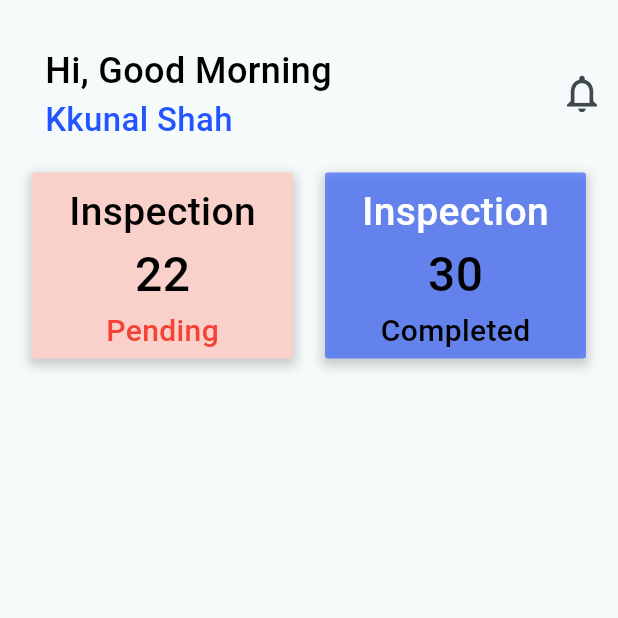
After one commit to deepoza14/distressed_property, a Flutter app: the HomePage screen opened directly, on a phone screen of 412 x 824 dp, the top half of it. The commit adds this screen. Run offline on Flutter 3.47's test engine with Material 2 defaults, Android fonts, the phone set to English and light mode, and no system bars; our stand-ins replace pinput; Roboto replaces fonts that are missing (Montserrat).

Commit message:
init commit

```diff
--- /dev/null
+++ b/lib/screens/homepage.dart
@@ -0,0 +1,157 @@
+import 'package:distressed_property/theme/textstyle.dart';
+import 'package:flutter/material.dart';
+
+class HomePage extends StatefulWidget {
+  const HomePage({super.key});
+
+  @override
+  State<HomePage> createState() => _HomePageState();
+}
+
+class _HomePageState extends State<HomePage> {
+  @override
+  Widget build(BuildContext context) {
+    return Scaffold(
+      body: SafeArea(
+        child: SingleChildScrollView(
+          child: Column(
+            children: [
+              Padding(
+                padding: const EdgeInsets.only(left: 30, top: 30),
+                child: Row(
+                  mainAxisAlignment: MainAxisAlignment.spaceBetween,
+                  children: [
+                    Expanded(
+                      child: Column(
+                        mainAxisAlignment: MainAxisAlignment.start,
+                        crossAxisAlignment: CrossAxisAlignment.start,
+                        children: [
+                          Text(
+                            "Hi, Good Morning",
+                            style: editTextStyle(
+                                fontSize: 24,
+                                fontWeight: FontWeight.w500,
+                                color: Colors.black),
+                          ),
+                          Text(
+                            "Kkunal Shah",
+                            style: editTextStyle(
+                                fontSize: 22,
+                                fontWeight: FontWeight.w500,
+                                color: const Color(0xff2454FF)),
+                          )
+                        ],
+                      ),
+                    ),
+                    IconButton(
+                        onPressed: () {},
+                        icon: const Icon(
+                          Icons.notifications_none,
+                          size: 30,
+                        ))
+                  ],
+                ),
+              ),
+              const SizedBox(
+                height: 20,
+              ),
+              Row(
+                mainAxisAlignment: MainAxisAlignment.spaceEvenly,
+                children: [
+                  Container(
+                    width: 174,
+                    height: 124,
+                    decoration: BoxDecoration(
+                      color: const Color(0xffFAD1CA),
+                      borderRadius: const BorderRadius.all(Radius.circular(2)),
+                      boxShadow: [
+                        BoxShadow(
+                          color: Colors.grey.withOpacity(0.5),
+                          spreadRadius: 2,
+                          blurRadius: 5,
+                          offset: const Offset(0, 3), // changes position of shadow
+                        ),
+                      ],
+                    ),
+                    child: Column(
+                      children: [
+                        const SizedBox(
+                          height: 8,
+                        ),
+                        Text(
+                          "Inspection",
+                          style: editTextStyle(
+                              fontSize: 26,
+                              fontWeight: FontWeight.w500,
+                              color: Colors.black),
+                        ),
+                        Text(
+                          "22",
+                          style: editTextStyle(
+                              fontSize: 32,
+                              fontWeight: FontWeight.w500,
+                              color: Colors.black),
+                        ),
+                        Text(
+                          "Pending",
+                          style: editTextStyle(
+                              fontSize: 20,
+                              fontWeight: FontWeight.w500,
+                              color: Colors.red),
+                        )
+                      ],
+                    ),
+                  ),
+                  Container(
+                    width: 174,
+                    height: 124,
+                    decoration: BoxDecoration(
+                      color: const Color(0x9e2454ff),
+                      borderRadius: const BorderRadius.all(Radius.circular(2)),
+                      boxShadow: [
+                        BoxShadow(
+                          color: Colors.grey.withOpacity(0.5),
+                          spreadRadius: 2,
+                          blurRadius: 5,
+                          offset: const Offset(0, 3), // changes position of shadow
+                        ),
+                      ],
+                    ),
+                    child: Column(
+                      children: [
+                        const SizedBox(
+                          height: 8,
+                        ),
+                        Text(
+                          "Inspection",
+                          style: editTextStyle(
+                              fontSize: 26,
+                              fontWeight: FontWeight.w500,
+                              color: Colors.white),
+                        ),
+                        Text(
+                          "30",
+                          style: editTextStyle(
+                              fontSize: 32,
+                              fontWeight: FontWeight.w500,
+                              color: Colors.black),
+                        ),
+                        Text(
+                          "Completed",
+                          style: editTextStyle(
+                              fontSize: 20,
+                              fontWeight: FontWeight.w500,
+                              color: Colors.black),
+                        )
+                      ],
+                    ),
+                  ),
+                ],
+              ),
+            ],
+          ),
+        ),
+      ),
+    );
+  }
+}
--- a/lib/screens/otp_screen.dart
+++ b/lib/screens/otp_screen.dart
@@ -1,5 +1,6 @@
 import 'dart:async';
 
+import 'package:distressed_property/screens/homepage.dart';
 import 'package:distressed_property/theme/color_theme.dart';
 import 'package:distressed_property/theme/textstyle.dart';
 import 'package:flutter/material.dart';
@@ -61,6 +62,11 @@ class _OtpScreenState extends State<OtpScreen> {
       _otpController.clear(); // Clear the OTP input field
       _startTimer();
     }
+  }
+
+  void verifyotp() async {
+    Navigator.pushReplacement(
+        context, MaterialPageRoute(builder: (context) => HomePage()));
   }
 
   @override
@@ -126,7 +132,8 @@ class _OtpScreenState extends State<OtpScreen> {
                 ),
               ),
               Padding(
-                padding: const EdgeInsets.symmetric(vertical: 31, horizontal: 14),
+                padding:
+                    const EdgeInsets.symmetric(vertical: 31, horizontal: 14),
                 child: Text(
                   "Enter verification code sent your +91-9876XXXX10",
                   style: subtitleTextStyle(),
@@ -142,7 +149,9 @@ class _OtpScreenState extends State<OtpScreen> {
                   controller: _otpController,
                   pinputAutovalidateMode: PinputAutovalidateMode.onSubmit,
                   showCursor: true,
-                  onCompleted: (pin) {},
+                  onCompleted: (pin) {
+                    verifyotp();
+                  },
                   onChanged: (value) {
                     //listenForOTP();
                   },
```
